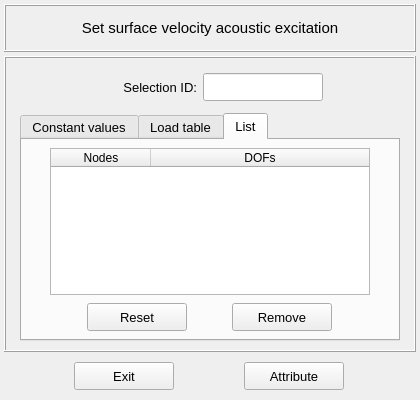
Qt form vibra/interface/data/ui_files/model/setup/acoustic/surface_velocity_inputs.ui (MOPT-UFSC/VIBRA) before a commit.
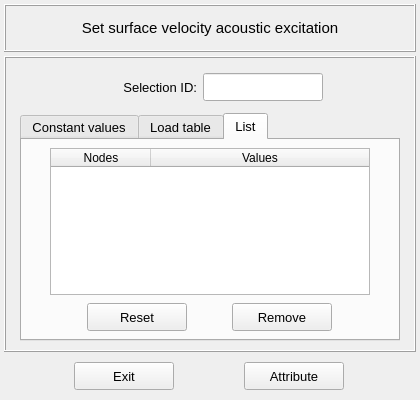
The same form after that commit. The open tabs and pages were chosen to show the change. Icons and pictures are not drawn.

Commit message: Minor adjustments in the acoustic-related UI files

Diff of the .ui file:
```diff
--- a/vibra/interface/data/ui_files/model/setup/acoustic/surface_velocity_inputs.ui
+++ b/vibra/interface/data/ui_files/model/setup/acoustic/surface_velocity_inputs.ui
@@ -1215,7 +1215,7 @@
             </column>
             <column>
              <property name="text">
-              <string>DOFs</string>
+              <string>Values</string>
              </property>
              <property name="textAlignment">
               <set>AlignCenter</set>
```
The commit also changes 3 other files.
